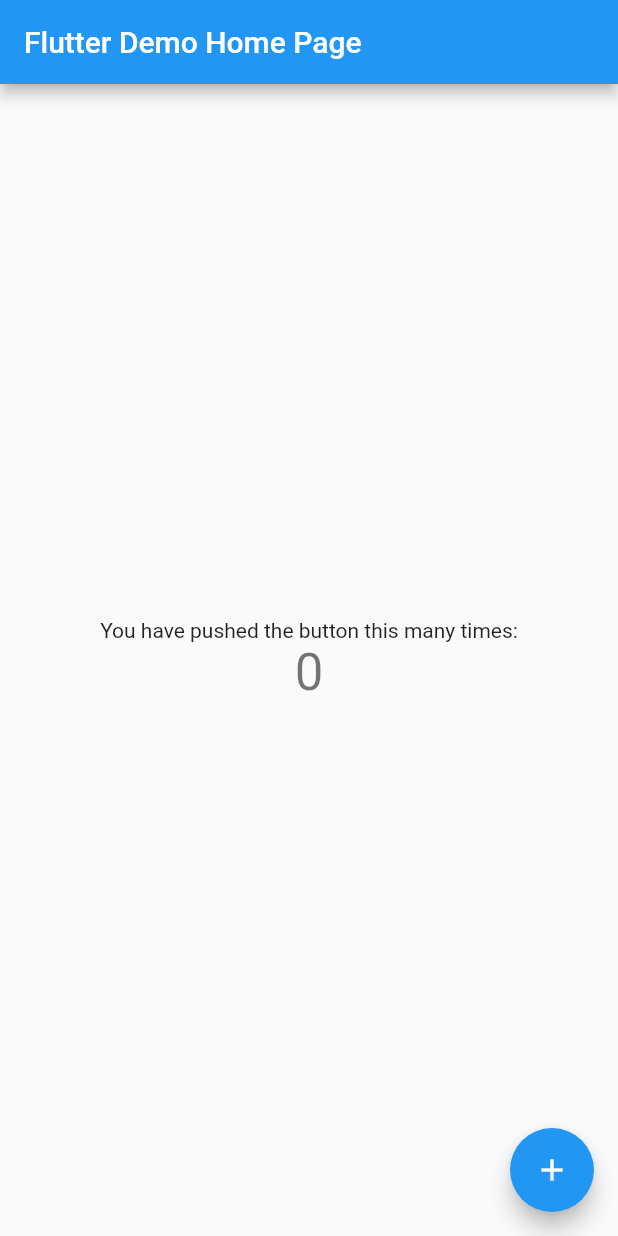
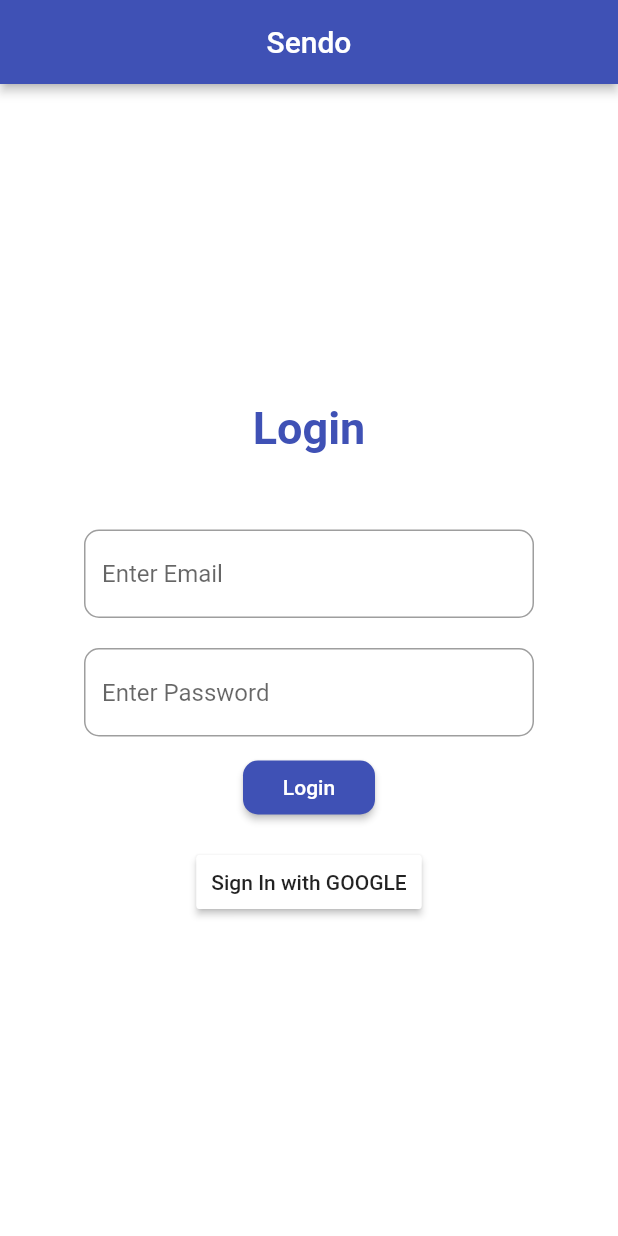
Before and after one commit to AbdurRehman45/AbdurRehman-, a Flutter app: the screen it shows after launch, on a phone screen of 412 x 824 dp. Run offline on Flutter 3.47's test engine with Material 2 defaults, Android fonts, the phone set to English and light mode, and no system bars; our stand-ins replace cloud_firestore, firebase_auth, firebase_core, fluttertoast, google_sign_in, shared_preferences; accounts and stored records are empty.

Commit message:
Creating login page, creating variable for firebase_auth,google_sigin,sharedpreferences and firebase, checking with crud operation

```diff
--- /dev/null
+++ b/lib/Auth_and_signin/google_Auth_and_Signin.dart
@@ -0,0 +1,5 @@
+import 'package:google_sign_in/google_sign_in.dart';
+
+class AuthandSignin {
+  void isSignedIn() {}
+}
--- /dev/null
+++ b/lib/Screens/Login_screen.dart
@@ -0,0 +1,138 @@
+import 'package:firebase_auth/firebase_auth.dart';
+import 'package:flutter/material.dart';
+import 'package:fluttertoast/fluttertoast.dart';
+import 'package:google_sign_in/google_sign_in.dart';
+import 'package:sendme/Screens/sendo_Main_Page.dart';
+import 'package:shared_preferences/shared_preferences.dart';
+
+class LoginPage extends StatefulWidget {
+  @override
+  _LoginPageState createState() => _LoginPageState();
+}
+
+final _formKey = GlobalKey<FormState>();
+
+class _LoginPageState extends State<LoginPage> {
+  bool isLoggedIn = false;
+  final GoogleSignIn googleSignIn = GoogleSignIn();
+  final FirebaseAuth fireBaseAuth = FirebaseAuth.instance;
+
+  void isSignedIn() async {
+    //SharedPreferences pref = await SharedPreferences.getInstance();
+    isLoggedIn = await googleSignIn.isSignedIn();
+    if (isLoggedIn) {
+      Navigator.push(
+          context,
+          MaterialPageRoute(
+              builder: (context) => SendoMainPage(
+                  //   currentUserId: pref.get("id"),
+                  )));
+    } else {
+      Fluttertoast.showToast(msg: "User not Signed In");
+    }
+  }
+
+  @override
+  void initState() {
+    isSignedIn();
+    super.initState();
+  }
+
+  @override
+  Widget build(BuildContext context) {
+    return Scaffold(
+      body: Center(
+        child: Column(
+          mainAxisAlignment: MainAxisAlignment.center,
+          children: <Widget>[
+            Text(
+              "Login",
+              style: TextStyle(
+                  color: Colors.indigo,
+                  fontSize: 30.0,
+                  fontWeight: FontWeight.bold),
+            ),
+            SizedBox(
+              height: 50.0,
+            ),
+            Form(
+                key: _formKey,
+                child: Container(
+                  width: 300.0,
+                  child: Column(
+                    children: <Widget>[
+                      TextFormField(
+                        validator: (String value) {
+                          if (value.isEmpty) {
+                            return "Please Enter Email";
+                          } else if (!value.contains("@") ||
+                              !value.contains(".")) {
+                            return "Please Enter Original Email";
+                          }
+                        },
+                        decoration: InputDecoration(
+                            focusedBorder: OutlineInputBorder(
+                                borderSide: BorderSide(
+                                    width: 1.9, color: Colors.indigo)),
+                            hintText: "Enter Email",
+                            border: OutlineInputBorder(
+                                borderRadius: BorderRadius.circular(10.0),
+                                borderSide: BorderSide(
+                                    width: 1.5,
+                                    style: BorderStyle.solid,
+                                    color: Colors.indigo))),
+                      ),
+                      SizedBox(
+                        height: 20.0,
+                      ),
+                      TextFormField(
+                        validator: (String value) {
+                          if (value.length < 6) {
+                            return "Enter Password Greater than 6 digits";
+                          }
+                        },
+                        decoration: InputDecoration(
+                            focusedBorder: OutlineInputBorder(
+                                borderSide: BorderSide(
+                                    width: 1.9, color: Colors.indigo)),
+                            hintText: "Enter Password",
+                            border: OutlineInputBorder(
+                                borderRadius: BorderRadius.circular(10.0),
+                                borderSide: BorderSide(
+                                    width: 1.5,
+                                    style: BorderStyle.solid,
+                                    color: Colors.indigo))),
+                      ),
+                      SizedBox(
+                        height: 10.0,
+                      ),
+                      RaisedButton(
+                        shape: RoundedRectangleBorder(
+                            borderRadius: BorderRadius.circular(10.0)),
+                        onPressed: () {
+                          if (_formKey.currentState.validate()) {
+                            Fluttertoast.showToast(msg: "Please Wait");
+                          }
+                        },
+                        child: Text("Login"),
+                        color: Colors.indigo,
+                        textColor: Colors.white,
+                      ),
+                      SizedBox(
+                        height: 15.0,
+                      ),
+                      RaisedButton(
+                        onPressed: () {},
+                        color: Colors.white,
+                        padding: EdgeInsets.all(10.0),
+                        child: Text("Sign In with GOOGLE"),
+                      )
+                    ],
+                  ),
+                ))
+          ],
+        ),
+      ),
+    );
+  }
+}
--- /dev/null
+++ b/lib/fireStoreReference/fireStorReferences.dart
@@ -0,0 +1,6 @@
+import 'package:flutter/material.dart';
+import 'package:cloud_firestore/cloud_firestore.dart';
+
+class FireStoreReference {
+  final fireStoreReference = FirebaseFirestore.instance;
+}
--- a/lib/main.dart
+++ b/lib/main.dart
@@ -1,117 +1,42 @@
+import 'package:cloud_firestore/cloud_firestore.dart';
+import 'package:firebase_core/firebase_core.dart';
 import 'package:flutter/material.dart';
+import 'package:sendme/Screens/Login_screen.dart';
+import 'Screens/sendo_Main_Page.dart';
 
 void main() {
-  runApp(MyApp());
+  runApp(
+    MaterialApp(
+      theme: ThemeData(
+        appBarTheme: AppBarTheme(
+            color: Colors.indigo, shadowColor: Colors.black, elevation: 2.8),
+        scaffoldBackgroundColor: Colors.white,
+        primaryColor: Colors.black,
+        floatingActionButtonTheme: FloatingActionButtonThemeData(),
+      ),
+      title: "Sendo",
+      home: MyHome(),
+    ),
+  );
 }
 
-class MyApp extends StatelessWidget {
-  // This widget is the root of your application.
-  @override
-  Widget build(BuildContext context) {
-    return MaterialApp(
-      title: 'Flutter Demo',
-      theme: ThemeData(
-        // This is the theme of your application.
-        //
-        // Try running your application with "flutter run". You'll see the
-        // application has a blue toolbar. Then, without quitting the app, try
-        // changing the primarySwatch below to Colors.green and then invoke
-        // "hot reload" (press "r" in the console where you ran "flutter run",
-        // or simply save your changes to "hot reload" in a Flutter IDE).
-        // Notice that the counter didn't reset back to zero; the application
-        // is not restarted.
-        primarySwatch: Colors.blue,
-        // This makes the visual density adapt to the platform that you run
-        // the app on. For desktop platforms, the controls will be smaller and
-        // closer together (more dense) than on mobile platforms.
-        visualDensity: VisualDensity.adaptivePlatformDensity,
-      ),
-      home: MyHomePage(title: 'Flutter Demo Home Page'),
-    );
-  }
-}
-
-class MyHomePage extends StatefulWidget {
-  MyHomePage({Key key, this.title}) : super(key: key);
-
-  // This widget is the home page of your application. It is stateful, meaning
-  // that it has a State object (defined below) that contains fields that affect
-  // how it looks.
-
-  // This class is the configuration for the state. It holds the values (in this
-  // case the title) provided by the parent (in this case the App widget) and
-  // used by the build method of the State. Fields in a Widget subclass are
-  // always marked "final".
-
-  final String title;
-
-  @override
-  _MyHomePageState createState() => _MyHomePageState();
-}
-
-class _MyHomePageState extends State<MyHomePage> {
-  int _counter = 0;
-
-  void _incrementCounter() {
-    setState(() {
-      // This call to setState tells the Flutter framework that something has
-      // changed in this State, which causes it to rerun the build method below
-      // so that the display can reflect the updated values. If we changed
-      // _counter without calling setState(), then the build method would not be
-      // called again, and so nothing would appear to happen.
-      _counter++;
-    });
+class MyHome extends StatelessWidget {
+  Future<DocumentSnapshot> getfireBaseData() async {
+    await Firebase.initializeApp();
   }
 
   @override
   Widget build(BuildContext context) {
-    // This method is rerun every time setState is called, for instance as done
-    // by the _incrementCounter method above.
-    //
-    // The Flutter framework has been optimized to make rerunning build methods
-    // fast, so that you can just rebuild anything that needs updating rather
-    // than having to individually change instances of widgets.
-    return Scaffold(
-      appBar: AppBar(
-        // Here we take the value from the MyHomePage object that was created by
-        // the App.build method, and use it to set our appbar title.
-        title: Text(widget.title),
-      ),
-      body: Center(
-        // Center is a layout widget. It takes a single child and positions it
-        // in the middle of the parent.
-        child: Column(
-          // Column is also a layout widget. It takes a list of children and
-          // arranges them vertically. By default, it sizes itself to fit its
-          // children horizontally, and tries to be as tall as its parent.
-          //
-          // Invoke "debug painting" (press "p" in the console, choose the
-          // "Toggle Debug Paint" action from the Flutter Inspector in Android
-          // Studio, or the "Toggle Debug Paint" command in Visual Studio Code)
-          // to see the wireframe for each widget.
-          //
-          // Column has various properties to control how it sizes itself and
-          // how it positions its children. Here we use mainAxisAlignment to
-          // center the children vertically; the main axis here is the vertical
-          // axis because Columns are vertical (the cross axis would be
-          // horizontal).
-          mainAxisAlignment: MainAxisAlignment.center,
-          children: <Widget>[
-            Text(
-              'You have pushed the button this many times:',
+    return FutureBuilder(
+        future: getfireBaseData(),
+        builder: (context, snapShot) {
+          return Scaffold(
+            appBar: AppBar(
+              centerTitle: true,
+              title: Text("Sendo"),
             ),
-            Text(
-              '$_counter',
-              style: Theme.of(context).textTheme.headline4,
-            ),
-          ],
-        ),
-      ),
-      floatingActionButton: FloatingActionButton(
-        onPressed: _incrementCounter,
-        tooltip: 'Increment',
-        child: Icon(Icons.add),
-      ), // This trailing comma makes auto-formatting nicer for build methods.
-    );
+            body: LoginPage(),
+          );
+        });
   }
 }
```
Also changed, not shown: lib/Screens/sendo_Main_Page.dart (added, +118 -0 lines), pubspec.yaml (+8 -0 lines), pubspec.lock, 12 other files.
